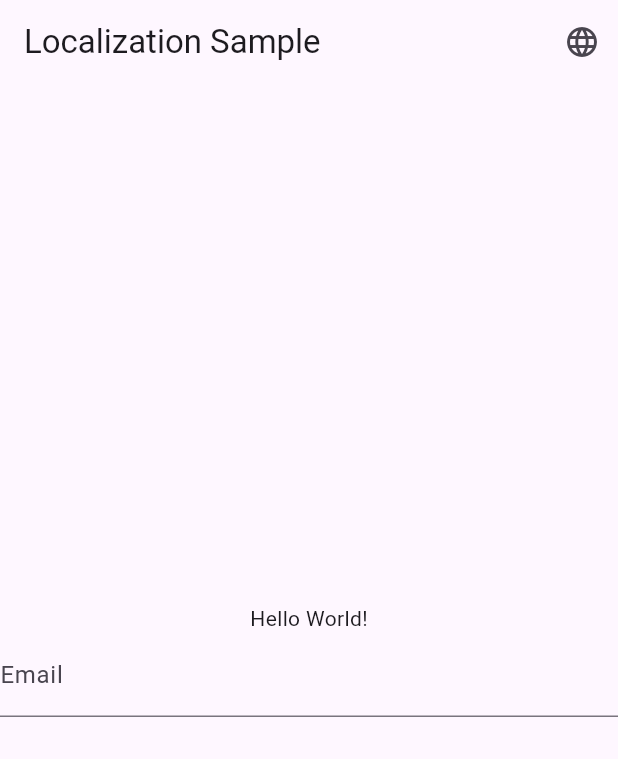
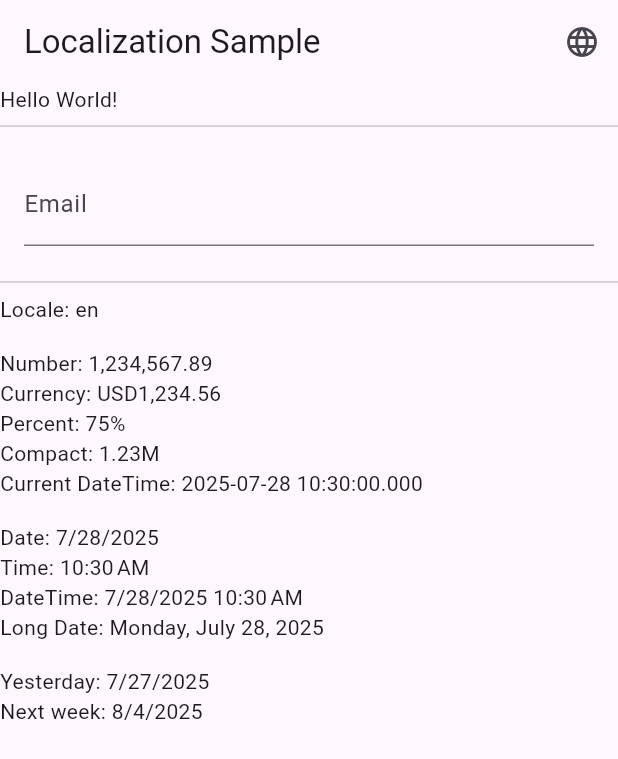
Before and after one commit to kywsta/flutter_localization_sample, a Flutter app: the screen it shows after launch, on a phone screen of 412 x 824 dp. Shown: the top 759 px of the screen. Run offline on Flutter 3.47's test engine with Material 3 defaults, Android fonts, the light colour scheme and no system bars; our stand-ins replace get_it, shared_preferences.

Commit message:
Add number and datetime localization examples

```diff
--- a/lib/basic/main.dart
+++ b/lib/basic/main.dart
@@ -2,6 +2,7 @@ import 'package:flutter/material.dart';
 import 'package:flutter_localization_sample/basic/language_selector.dart';
 import 'package:flutter_localization_sample/basic/locale_provider.dart';
 import 'package:flutter_localization_sample/l10n/app_localizations.dart';
+import 'package:intl/intl.dart';
 import 'package:provider/provider.dart';
 
 void main(List<String> args) {
@@ -48,11 +49,14 @@ class HomePage extends StatelessWidget {
         actions: [const LanguageSelector()],
       ),
       body: Column(
-        mainAxisAlignment: MainAxisAlignment.center,
-        crossAxisAlignment: CrossAxisAlignment.center,
+        mainAxisAlignment: MainAxisAlignment.start,
+        crossAxisAlignment: CrossAxisAlignment.start,
         children: [
           Text(l10n.helloWorld),
-          TextFormField(
+          Divider(),
+          Padding(
+            padding: const EdgeInsets.all(16),
+            child: TextFormField(
               decoration: InputDecoration(labelText: l10n.emailInputLabel),
               validator: (value) {
                 if (value == null || value.isEmpty) {
@@ -67,8 +71,66 @@ class HomePage extends StatelessWidget {
               },
               autovalidateMode: AutovalidateMode.onUserInteraction,
             ),
+          ),
+          Divider(),
+          _buildNumberText(context),
+          _buildDateText(context),
         ],
       ),
     );
   }
+
+  Widget _buildNumberText(BuildContext context) {
+    final locale = Localizations.localeOf(context);
+
+    final numberFormat = NumberFormat.decimalPattern(locale.toString());
+    final currencyFormat = NumberFormat.currency(locale: locale.toString());
+    final percentFormat = NumberFormat.percentPattern(locale.toString());
+    final compactFormat = NumberFormat.compact(locale: locale.toString());
+
+    return Column(
+      crossAxisAlignment: CrossAxisAlignment.stretch,
+      mainAxisSize: MainAxisSize.min,
+      children: [
+        Text('Locale: ${locale.toString()}'),
+        SizedBox(height: 16),
+        Text('Number: ${numberFormat.format(1234567.89)}'),
+        Text('Currency: ${currencyFormat.format(1234.56)}'),
+        Text('Percent: ${percentFormat.format(0.75)}'),
+        Text('Compact: ${compactFormat.format(1234567)}'),
+      ],
+    );
   }
+
+  Widget _buildDateText(BuildContext context) {
+    final locale = Localizations.localeOf(context);
+    final now = DateTime.now();
+
+    final dateFormat = DateFormat.yMd(locale.toString());
+    final timeFormat = DateFormat.jm(locale.toString());
+    final dateTimeFormat = DateFormat.yMd(locale.toString()).add_jm();
+    final longDateFormat = DateFormat.yMMMMEEEEd(locale.toString());
+
+    return Column(
+      crossAxisAlignment: CrossAxisAlignment.stretch,
+      mainAxisSize: MainAxisSize.min,
+      children: [
+        Text('Current DateTime: $now'),
+        SizedBox(height: 16),
+
+        Text('Date: ${dateFormat.format(now)}'),
+        Text('Time: ${timeFormat.format(now)}'),
+        Text('DateTime: ${dateTimeFormat.format(now)}'),
+        Text('Long Date: ${longDateFormat.format(now)}'),
+
+        SizedBox(height: 16),
+
+        // Relative time
+        Text(
+          'Yesterday: ${dateFormat.format(now.subtract(Duration(days: 1)))}',
+        ),
+        Text('Next week: ${dateFormat.format(now.add(Duration(days: 7)))}'),
+      ],
+    );
+  }
+}
```
Lines whose indentation alone changed are shown as unchanged.
